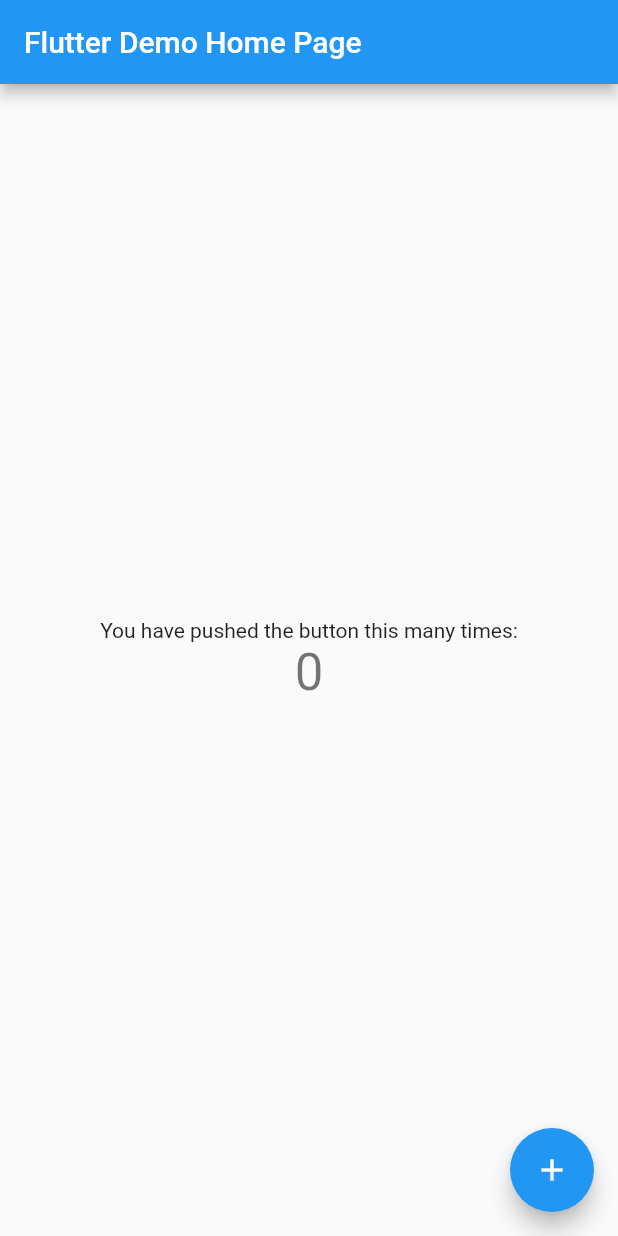
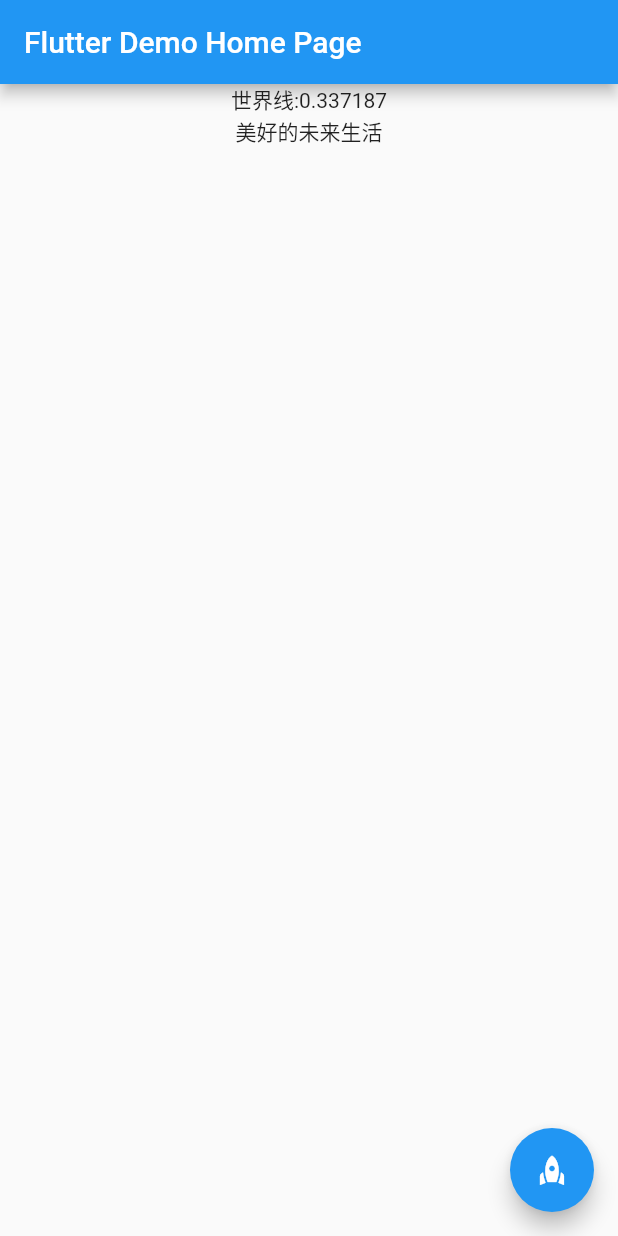
Before and after one commit to phcbest/flutter_weather, a Flutter app: the screen it shows after launch, on a phone screen of 412 x 824 dp. Run offline on Flutter 3.47's test engine with Material 2 defaults, Android fonts, the phone set to English and light mode, and no system bars; our stand-ins replace flutter_riverpod; missing offline and left inert: dart:ffi.

Commit message:
初始化

```diff
--- a/lib/main.dart
+++ b/lib/main.dart
@@ -1,8 +1,11 @@
+import 'dart:ffi';
+import 'dart:math';
+
 import 'package:flutter/material.dart';
-import 'package:flutter_weather/routing/NewRoute.dart';
+import 'package:flutter_riverpod/flutter_riverpod.dart';
 
 void main() {
-  runApp(const MyApp());
+  runApp(const ProviderScope(child: MyApp()));
 }
 
 class MyApp extends StatelessWidget {
@@ -18,56 +21,117 @@ class MyApp extends StatelessWidget {
       home: const MyHomePage(title: 'Flutter Demo Home Page'),
     );
   }
+
+// @override
+// Widget build(BuildContext context) {
+//   return MaterialApp(
+//     title: 'Flutter Demo',
+//     theme: ThemeData(
+//       primarySwatch: Colors.blue,
+//     ),
+//     home: const MyHomePage(title: 'Flutter Demo Home Page'),
+//   );
+// }
 }
 
-class MyHomePage extends StatefulWidget {
+class MyHomePage extends ConsumerWidget {
   const MyHomePage({Key? key, required this.title}) : super(key: key);
   final String title;
 
   @override
-  State<MyHomePage> createState() => _MyHomePageState();
-}
-
-class _MyHomePageState extends State<MyHomePage> {
-  int _counter = 0;
-
-  void _incrementCounter() {
-    //修改状态
-    // setState(() {
-    //   _counter++;
-    // });
-
-    //直接进行route跳转
-    Navigator.push(context, MaterialPageRoute(builder: (context) {
-      return NewRoute();
-    }));
-  }
-
-  @override
-  Widget build(BuildContext context) {
+  Widget build(BuildContext context, WidgetRef ref) {
     return Scaffold(
       appBar: AppBar(
-        title: Text(widget.title),
+        title: Text(title),
       ),
-      body: Center(
+      body: ConstrainedBox(
+        constraints: const BoxConstraints(minWidth: double.infinity),
         child: Column(
-          mainAxisAlignment: MainAxisAlignment.center,
-          children: <Widget>[
-            const Text(
-              'You have pushed the button this many times:',
+          crossAxisAlignment: CrossAxisAlignment.center,
+          children: [
+            Consumer(
+              builder: (context, ref, _) {
+                var state = ref.watch(testProvider.state).state;
+                return Text(state);
+              },
             ),
-            Text(
-              '$_counter',
-              style: Theme.of(context).textTheme.headline4,
-            ),
+            Text("美好的未来生活"),
           ],
         ),
       ),
       floatingActionButton: FloatingActionButton(
-        onPressed: _incrementCounter,
-        tooltip: 'Increment',
-        child: const Icon(Icons.add),
+        onPressed: () {
+          ref.read(testProvider.state).state =
+              "世界线:0.${100000 + Random().nextInt(899999)}";
+        },
+        child: const Icon(Icons.rocket),
       ),
     );
   }
+
+//
+// @override
+// State<MyHomePage> createState() => _MyHomePageState();
 }
+
+final testProvider = StateProvider<String>((ref) => "世界线:0.337187");
+
+// class _MyHomePageState extends State<MyHomePage> {
+//   int _counter = 0;
+//
+//   void _incrementCounter() {
+//     //修改状态
+//     // setState(() {
+//     //   _counter++;
+//     // });
+//
+//     //直接进行route跳转
+//     // Navigator.push(context, MaterialPageRoute(builder: (context) {
+//     //   return NewRoute();
+//     // }));
+//   }
+//
+//   @override
+//   Widget build(BuildContext context) {
+//     return Consumer(builder: (context, ref, _) {
+//       final text = ref
+//           .watch(helloWorldProvider.state)
+//           .state;
+//       return Scaffold(
+//         appBar: AppBar(
+//           title: Text(widget.title),
+//         ),
+//         body: Center(
+//           child: Consumer(
+//             builder: (context, ref, _) {
+//               return Column(
+//                 mainAxisAlignment: MainAxisAlignment.center,
+//                 children: <Widget>[
+//                   const Text(
+//                     'You have pushed the button this many times:',
+//                   ),
+//                   Text(
+//                     text,
+//                     style: Theme
+//                         .of(context)
+//                         .textTheme
+//                         .headline4,
+//                   ),
+//                 ],
+//               );
+//             },
+//           ),
+//         ),
+//         floatingActionButton: FloatingActionButton(
+//           //直接read 后修改
+//           onPressed: () =>
+//           {ref
+//               .read(helloWorldProvider.state)
+//               .state == "100"},
+//           tooltip: 'Increment',
+//           child: const Icon(Icons.add),
+//         ),
+//       );
+//     });
+//   }
+// }
```
Also changed, not shown: lib/routing/NewRoute.dart (deleted, +0 -14 lines), pubspec.yaml (+7 -0 lines), pubspec.lock.
